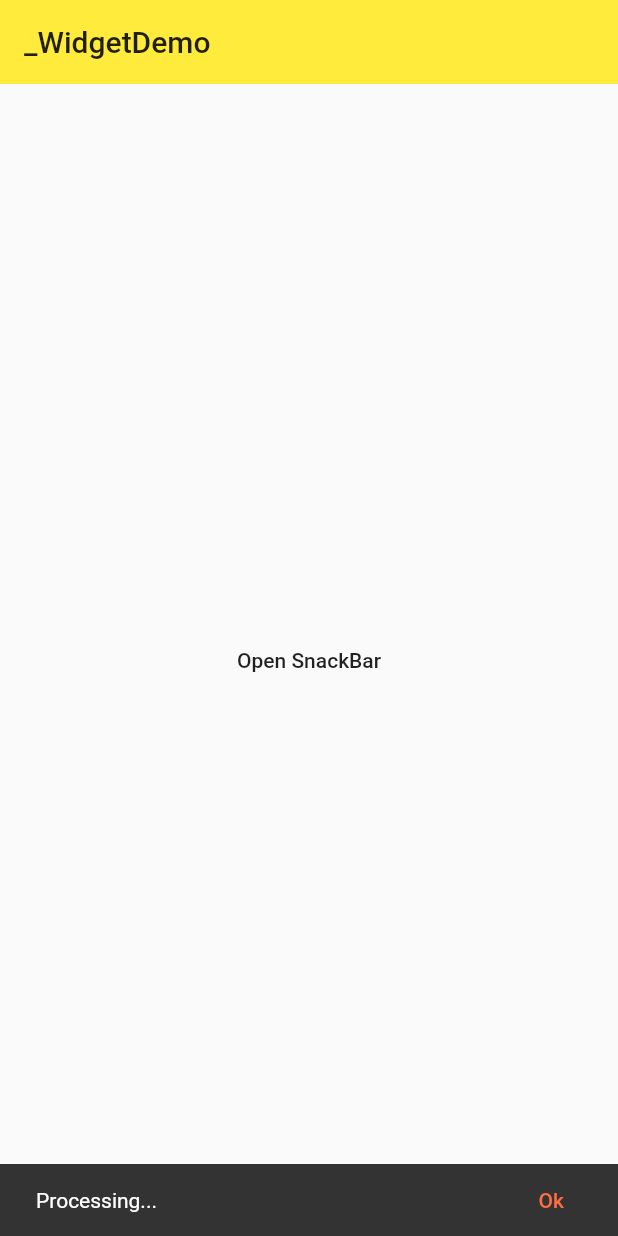
After one commit to yangBlock/Flutter_learn, a Flutter app: the SanckBarDemo screen opened directly, after a tap on "Open SnackBar", on a phone screen of 412 x 824 dp. The commit adds this screen. Run offline on Flutter 3.47's test engine with Material 2 defaults, Android fonts, the phone set to English and light mode, and no system bars.

Commit message:
SnackBar：操作提示栏

```diff
--- a/lib/demo/material_components.dart
+++ b/lib/demo/material_components.dart
@@ -12,6 +12,7 @@ import '../demo/datetime_demo.dart';
 import '../demo/simple_dialog_demo.dart';
 import '../demo/alert_dialog_demo.dart';
 import '../demo/bottom_sheet_demo.dart';
+import '../demo/snack_bar_demo.dart';
 class MaterialComponents extends StatelessWidget {
   @override
   Widget build(BuildContext context) {
@@ -23,6 +24,7 @@ class MaterialComponents extends StatelessWidget {
 
       body: ListView(
         children: <Widget>[
+          ListItem(title: 'SnackBarDemo',page: SanckBarDemo()),
           ListItem(title: 'BottomSheetDemo',page: BottomSheetDemo()),
           ListItem(title: 'AlertDialogDemo',page: AlertDialogDemo()),
           ListItem(title: 'SimpleDialogDemo',page: SimpleDialogDemo()),
--- /dev/null
+++ b/lib/demo/snack_bar_demo.dart
@@ -0,0 +1,52 @@
+import 'package:flutter/material.dart';
+
+class SanckBarDemo extends StatefulWidget {
+  @override
+  _SanckBarDemoState createState() => _SanckBarDemoState();
+}
+
+class _SanckBarDemoState extends State<SanckBarDemo> {
+  @override
+  Widget build(BuildContext context) {
+    return Scaffold(
+      appBar: AppBar(
+        title: Text('_WidgetDemo'),
+        elevation: 0.0,
+      ),
+      body: Container(
+        padding: EdgeInsets.all(16.0),
+        child: Column(
+          mainAxisAlignment: MainAxisAlignment.center,
+          children: <Widget>[
+            Row(
+              mainAxisAlignment: MainAxisAlignment.center,
+              children: <Widget>[
+                SnackBarButton(),
+              ],
+            ),
+          ],
+        ),
+      ),
+    );
+  }
+}
+
+class SnackBarButton extends StatelessWidget {
+  @override
+  Widget build(BuildContext context) {
+    return FlatButton(
+      child: Text('Open SnackBar'),
+      onPressed: () {
+        Scaffold.of(context).showSnackBar(
+          SnackBar(
+            content: Text('Processing...'),
+            action: SnackBarAction(
+              label: 'Ok',
+              onPressed: () {},
+            ),
+          ),
+        );
+      },
+    );
+  }
+}
```
